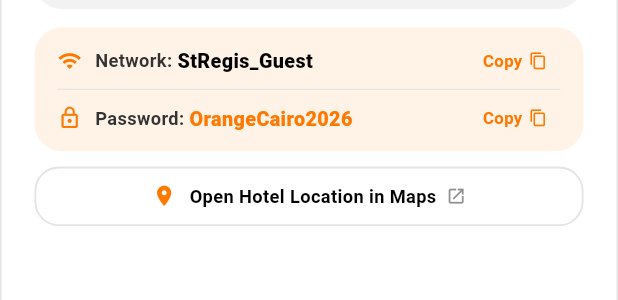
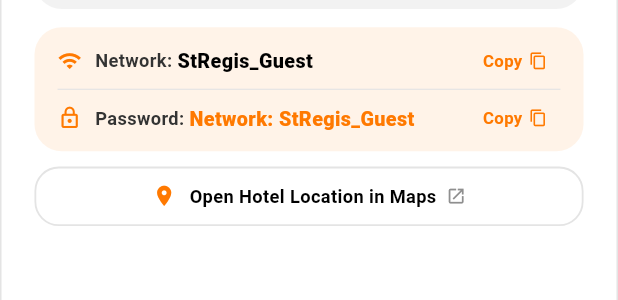
Before and after one commit to Abdallah-Allaham/orange-trip-mobile, a Flutter app: the HotelBriefCard widget shown alone on an empty page, opened directly with empty values, on a phone screen of 412 x 824 dp. Shown: the part 169-469 px from the top of the screen. Run offline on Flutter 3.47's test engine with Material 3 defaults, Android fonts, the phone set to English and light mode, and no system bars; our stand-ins replace dio, easy_localization, equatable, flutter_bloc, flutter_screenutil, flutter_secure_storage and 3 more; accounts and stored records are empty; network calls fail.

Commit message:
fix(itinerary): prevent duplicate Arabic/English day chips and remove hardcoded wifi password

```diff
--- a/lib/features/dashboard/data/models/hotel_model.dart
+++ b/lib/features/dashboard/data/models/hotel_model.dart
@@ -12,15 +12,15 @@
     super.roomNumber,
     super.roomCategory,
     super.wifiNetwork = 'StRegis_Guest',
-    super.wifiPassword = 'OrangeCairo2026',
-    super.wifiInstructions = 'Network: StRegis_Guest | Pass: OrangeCairo2026',
+    super.wifiPassword = '',
+    super.wifiInstructions = 'Network: StRegis_Guest',
     super.operationalNotes = 'Keycards available at Orange Welcome Desk in lobby.',
     super.mapUrl = 'https://maps.google.com/?q=The+St.+Regis+Cairo',
   });
 
   factory HotelModel.fromJson(Map<String, dynamic> json) {
     final wifiNet = json['wifiNetwork'] ?? json['WifiNetwork'] ?? 'StRegis_Guest';
-    final wifiPass = json['wifiPassword'] ?? json['WifiPassword'] ?? 'OrangeCairo2026';
+    final wifiPass = json['wifiPassword'] ?? json['WifiPassword'] ?? '';
     final rawInstructions = json['wifiInstructions'] ?? json['WifiInstructions'];
     final mapUrl = json['mapUrl'] ?? json['MapUrl'] ?? '';
 
--- a/lib/features/dashboard/data/models/trip_settings_model.dart
+++ b/lib/features/dashboard/data/models/trip_settings_model.dart
@@ -43,7 +43,7 @@
       hotelName: json['hotelName'] ?? json['HotelName'] ?? 'The St. Regis Cairo',
       hotelPhone: json['hotelPhone'] ?? json['HotelPhone'] ?? '+20 2 2597 9000',
       wifiNetwork: json['wifiNetwork'] ?? json['WifiNetwork'] ?? 'StRegis_Guest',
-      wifiPassword: json['wifiPassword'] ?? json['WifiPassword'] ?? 'OrangeCairo2026',
+      wifiPassword: json['wifiPassword'] ?? json['WifiPassword'] ?? '',
       flightCode: json['flightCode'] ?? json['FlightCode'] ?? 'RJ 501',
       emergencyMedicalPhone: json['emergencyMedicalPhone'] ?? json['EmergencyMedicalPhone'] ?? '+20 100 000 9999',
       operationsDeskPhone: json['operationsDeskPhone'] ?? json['OperationsDeskPhone'] ?? '+962 7 7700 0001',
@@ -98,7 +98,7 @@
     hotelName: 'The St. Regis Cairo',
     hotelPhone: '+20 2 2597 9000',
     wifiNetwork: 'StRegis_Guest',
-    wifiPassword: 'OrangeCairo2026',
+    wifiPassword: '',
     flightCode: 'RJ 501',
     emergencyMedicalPhone: '+20 100 000 9999',
     operationsDeskPhone: '+962 7 7700 0001',
--- a/lib/features/dashboard/data/repositories/dashboard_repository_impl.dart
+++ b/lib/features/dashboard/data/repositories/dashboard_repository_impl.dart
@@ -91,8 +91,8 @@
         roomNumber: 'Assigned upon arrival',
         roomCategory: 'Deluxe King Room',
         wifiNetwork: 'StRegis_Guest',
-        wifiPassword: 'OrangeCairo2026',
-        wifiInstructions: 'Network: StRegis_Guest | Pass: OrangeCairo2026',
+        wifiPassword: '',
+        wifiInstructions: 'Network: StRegis_Guest',
         operationalNotes: 'Keycards available at Orange Welcome Desk in lobby.',
       );
     }
--- a/lib/features/dashboard/domain/entities/hotel_entity.dart
+++ b/lib/features/dashboard/domain/entities/hotel_entity.dart
@@ -27,8 +27,8 @@
     this.roomNumber = 'Assigned upon arrival',
     this.roomCategory = 'Deluxe Nile View',
     this.wifiNetwork = 'StRegis_Guest',
-    this.wifiPassword = 'OrangeCairo2026',
-    this.wifiInstructions = 'Network: StRegis_Guest | Pass: OrangeCairo2026',
+    this.wifiPassword = '',
+    this.wifiInstructions = 'Network: StRegis_Guest',
     this.operationalNotes = 'Keycards available at Orange Welcome Desk in lobby.',
     this.mapUrl = 'https://maps.google.com/?q=The+St.+Regis+Cairo',
   });
--- a/lib/features/dashboard/presentation/widgets/hotel_brief_card.dart
+++ b/lib/features/dashboard/presentation/widgets/hotel_brief_card.dart
@@ -29,7 +29,7 @@
       return hotel.wifiPassword;
     }
     final instructions = hotel.wifiInstructions.trim();
-    if (instructions.isEmpty) return 'OrangeCairo2026';
+    if (instructions.isEmpty) return '—';
     if (instructions.contains('Pass:')) {
       final part = instructions.split('Pass:').last.trim();
       return part.split(' ').first;
```
Also changed, not shown: lib/features/itinerary/presentation/screens/itinerary_screen.dart (+32 -13 lines).
